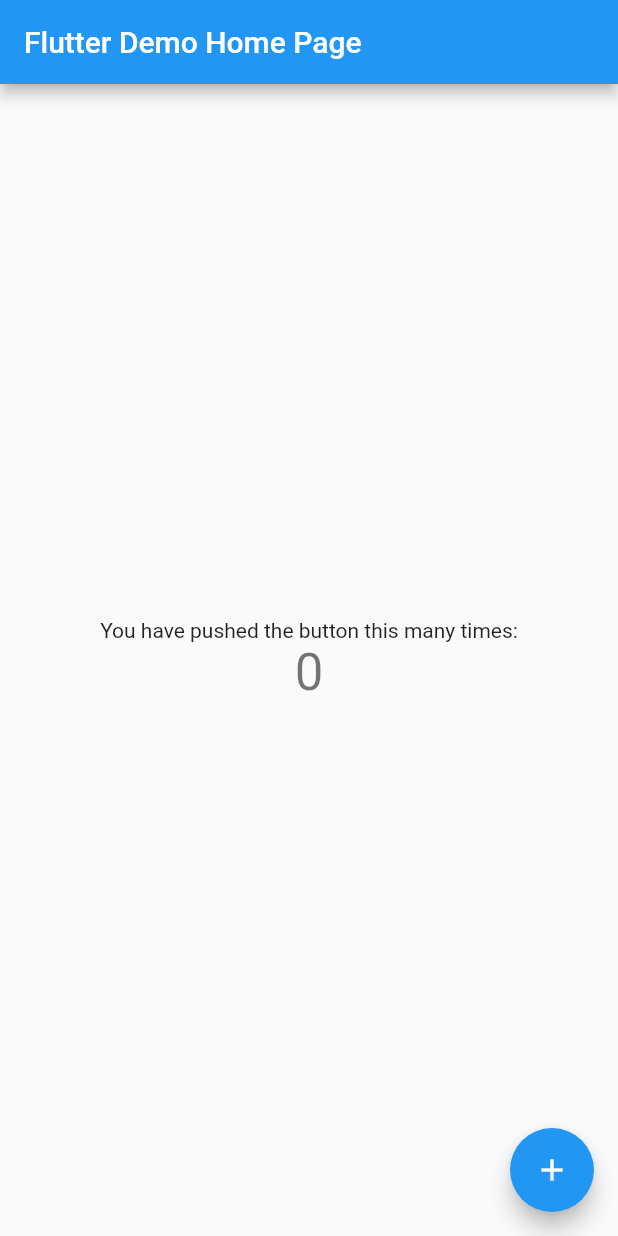
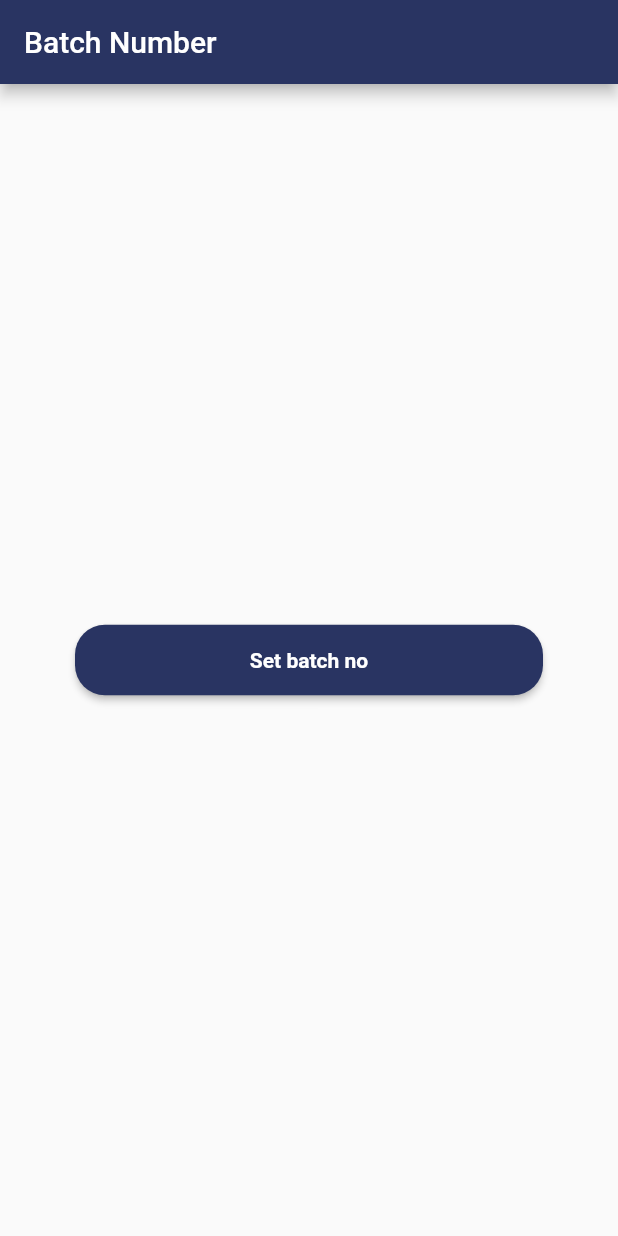
Before and after one commit to vijayinyoutube/app_icon_badge_number, a Flutter app: the screen it shows after launch, on a phone screen of 412 x 824 dp. Run offline on Flutter 3.47's test engine with Material 2 defaults, Android fonts, the phone set to English and light mode, and no system bars; our stand-ins replace quickalert; missing offline and left inert: flutter_dynamic_icon.

Commit message:
batch number set

```diff
--- /dev/null
+++ b/lib/Presentation/Components/app_bar.dart
@@ -0,0 +1,15 @@
+import 'package:flutter/material.dart';
+
+import '../Constants/constants.dart';
+
+AppBar buildAppBar({
+  required String appBarTitle,
+  bool? centerTitle,
+  List<Widget>? actionWidgets,
+}) =>
+    AppBar(
+      title: Text(appBarTitle),
+      centerTitle: centerTitle ?? false,
+      backgroundColor: primaryColor,
+      actions: actionWidgets ?? [],
+    );
--- /dev/null
+++ b/lib/Presentation/Constants/constants.dart
@@ -0,0 +1,18 @@
+import 'package:flutter/material.dart';
+
+Color primaryColor = const Color(0xff293462);
+Color secondaryColor = const Color(0xff243A73);
+Color accentColor = const Color(0xff7C3E66);
+double kSpacing = 20.00;
+double kfontSize = 18.00;
+double kLargefontSize = 25.00;
+BorderRadius kBorderRadius = BorderRadius.circular(kSpacing);
+EdgeInsets kPadding = EdgeInsets.all(kSpacing);
+EdgeInsets kHPadding = EdgeInsets.symmetric(horizontal: kSpacing);
+EdgeInsets kVPadding = EdgeInsets.symmetric(vertical: kSpacing);
+getBtnStyle(context) => ElevatedButton.styleFrom(
+    shape: RoundedRectangleBorder(borderRadius: kBorderRadius),
+    backgroundColor: primaryColor,
+    fixedSize: Size(MediaQuery.of(context).size.width-100, 47),
+    textStyle: const TextStyle(fontWeight: FontWeight.bold));
+var btnTextStyle = TextStyle(fontSize: kfontSize);
--- /dev/null
+++ b/lib/Presentation/Routes/generated_routes.dart
@@ -0,0 +1,29 @@
+import 'package:flutter/material.dart';
+
+import '../Screens/UI/home_page.dart';
+
+class RouteGenerator {
+  Route<dynamic> generateRoute(RouteSettings settings) {
+    final args = settings.arguments;
+    switch (settings.name) {
+      case '/':
+        return MaterialPageRoute(
+            builder: (_) => const HomePage(title: 'Batch Number'));
+      default:
+        return _errorRoute();
+    }
+  }
+
+  static Route<dynamic> _errorRoute() {
+    return MaterialPageRoute(builder: (_) {
+      return Scaffold(
+        appBar: AppBar(
+          title: const Text('Error'),
+        ),
+        body: const Center(
+          child: Text('ERROR'),
+        ),
+      );
+    });
+  }
+}
--- /dev/null
+++ b/lib/Presentation/Screens/UI/home_page.dart
@@ -0,0 +1,46 @@
+import '../../Components/app_bar.dart';
+import '../../Constants/constants.dart';
+import 'package:flutter/material.dart';
+import 'package:flutter/services.dart';
+import 'package:flutter_dynamic_icon/flutter_dynamic_icon.dart';
+import 'package:quickalert/models/quickalert_type.dart';
+import 'package:quickalert/widgets/quickalert_dialog.dart';
+
+class HomePage extends StatelessWidget {
+  const HomePage({Key? key, required this.title}) : super(key: key);
+
+  final String title;
+  @override
+  Widget build(BuildContext context) {
+    return Scaffold(
+      appBar: buildAppBar(appBarTitle: title),
+      body: Center(
+        child: ElevatedButton(
+          style: getBtnStyle(context),
+          child: const Text('Set batch no'),
+          onPressed: () => setBatchNum(5, context),
+        ),
+      ),
+    );
+  }
+
+  setBatchNum(int count, BuildContext context) async {
+    try {
+      await FlutterDynamicIcon.setApplicationIconBadgeNumber(count);
+    } on PlatformException {
+      print('Exception: Platform not supported');
+    } catch (e) {
+      print(e);
+    }
+    // To get currently batch number that was set.
+    int batchNumber = await FlutterDynamicIcon.getApplicationIconBadgeNumber();
+    // Quick alert box for acknowledgement
+    QuickAlert.show(
+      context: context,
+      title: 'Batch Number set as $batchNumber',
+      text: 'Minimize the app to check it out!',
+      type: QuickAlertType.success,
+      confirmBtnColor: primaryColor,
+    );
+  }
+}
--- a/lib/main.dart
+++ b/lib/main.dart
@@ -1,4 +1,7 @@
 import 'package:flutter/material.dart';
+
+import 'Presentation/Routes/generated_routes.dart';
+import 'Presentation/Screens/UI/home_page.dart';
 
 void main() {
   runApp(const MyApp());
@@ -7,109 +10,16 @@
 class MyApp extends StatelessWidget {
   const MyApp({super.key});
 
-  // This widget is the root of your application.
   @override
   Widget build(BuildContext context) {
     return MaterialApp(
-      title: 'Flutter Demo',
+      debugShowCheckedModeBanner: false,
+      title: 'Batch Number',
       theme: ThemeData(
-        // This is the theme of your application.
-        //
-        // Try running your application with "flutter run". You'll see the
-        // application has a blue toolbar. Then, without quitting the app, try
-        // changing the primarySwatch below to Colors.green and then invoke
-        // "hot reload" (press "r" in the console where you ran "flutter run",
-        // or simply save your changes to "hot reload" in a Flutter IDE).
-        // Notice that the counter didn't reset back to zero; the application
-        // is not restarted.
         primarySwatch: Colors.blue,
       ),
-      home: const MyHomePage(title: 'Flutter Demo Home Page'),
+      initialRoute: '/',
+      onGenerateRoute: RouteGenerator().generateRoute,
     );
   }
 }
-
-class MyHomePage extends StatefulWidget {
-  const MyHomePage({super.key, required this.title});
-
-  // This widget is the home page of your application. It is stateful, meaning
-  // that it has a State object (defined below) that contains fields that affect
-  // how it looks.
-
-  // This class is the configuration for the state. It holds the values (in this
-  // case the title) provided by the parent (in this case the App widget) and
-  // used by the build method of the State. Fields in a Widget subclass are
-  // always marked "final".
-
-  final String title;
-
-  @override
-  State<MyHomePage> createState() => _MyHomePageState();
-}
-
-class _MyHomePageState extends State<MyHomePage> {
-  int _counter = 0;
-
-  void _incrementCounter() {
-    setState(() {
-      // This call to setState tells the Flutter framework that something has
-      // changed in this State, which causes it to rerun the build method below
-      // so that the display can reflect the updated values. If we changed
-      // _counter without calling setState(), then the build method would not be
-      // called again, and so nothing would appear to happen.
-      _counter++;
-    });
-  }
-
-  @override
-  Widget build(BuildContext context) {
-    // This method is rerun every time setState is called, for instance as done
-    // by the _incrementCounter method above.
-    //
-    // The Flutter framework has been optimized to make rerunning build methods
-    // fast, so that you can just rebuild anything that needs updating rather
-    // than having to individually change instances of widgets.
-    return Scaffold(
-      appBar: AppBar(
-        // Here we take the value from the MyHomePage object that was created by
-        // the App.build method, and use it to set our appbar title.
-        title: Text(widget.title),
-      ),
-      body: Center(
-        // Center is a layout widget. It takes a single child and positions it
-        // in the middle of the parent.
-        child: Column(
-          // Column is also a layout widget. It takes a list of children and
-          // arranges them vertically. By default, it sizes itself to fit its
-          // children horizontally, and tries to be as tall as its parent.
-          //
-          // Invoke "debug painting" (press "p" in the console, choose the
-          // "Toggle Debug Paint" action from the Flutter Inspector in Android
-          // Studio, or the "Toggle Debug Paint" command in Visual Studio Code)
-          // to see the wireframe for each widget.
-          //
-          // Column has various properties to control how it sizes itself and
-          // how it positions its children. Here we use mainAxisAlignment to
-          // center the children vertically; the main axis here is the vertical
-          // axis because Columns are vertical (the cross axis would be
-          // horizontal).
-          mainAxisAlignment: MainAxisAlignment.center,
-          children: <Widget>[
-            const Text(
-              'You have pushed the button this many times:',
-            ),
-            Text(
-              '$_counter',
-              style: Theme.of(context).textTheme.headline4,
-            ),
-          ],
-        ),
-      ),
-      floatingActionButton: FloatingActionButton(
-        onPressed: _incrementCounter,
-        tooltip: 'Increment',
-        child: const Icon(Icons.add),
-      ), // This trailing comma makes auto-formatting nicer for build methods.
-    );
-  }
-}
--- a/pubspec.yaml
+++ b/pubspec.yaml
@@ -36,6 +36,8 @@
   # The following adds the Cupertino Icons font to your application.
   # Use with the CupertinoIcons class for iOS style icons.
   cupertino_icons: ^1.0.2
+  flutter_dynamic_icon: ^2.1.0
+  quickalert: ^1.0.0
 
 dev_dependencies:
   flutter_test:
```
Also changed, not shown: lib/Presentation/Components/spacer.dart (added, +21 -0 lines), pubspec.lock, 9 other files.
